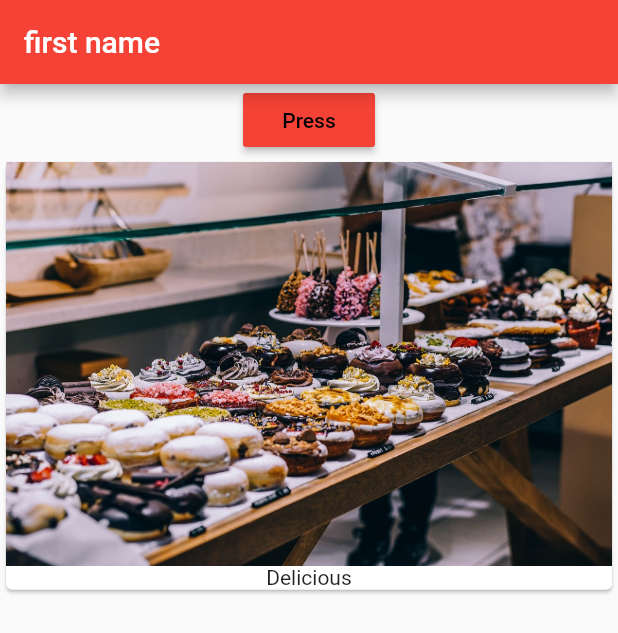
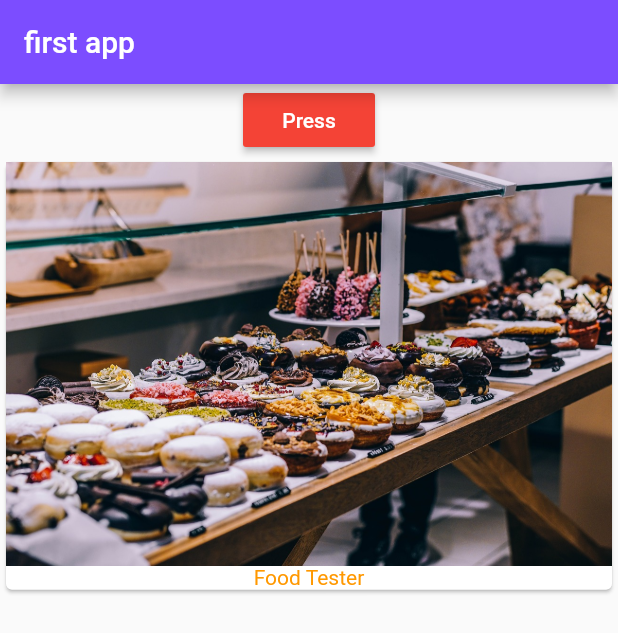
Before and after one commit to annamusayelyan/output, a Flutter app: the screen it shows after launch, on a phone screen of 412 x 824 dp. Shown: the top 633 px of the screen. Run offline on Flutter 3.47's test engine with Material 2 defaults, Android fonts, the phone set to English and light mode, and no system bars.

Commit message:
Code split up

```diff
--- a/lib/main.dart
+++ b/lib/main.dart
@@ -1,37 +1,43 @@
 import 'package:flutter/material.dart';
-
+import 'package:first_app/products.dart';
 main() {
   runApp(MyApp());
 }
-
-class MyApp extends StatelessWidget {
+class MyApp extends StatefulWidget {
+  @override
+  State<StatefulWidget> createState() {
+    return _MyAppState();
+  }
+}
+class _MyAppState extends State<MyApp> {
+  List<String> _products = ['Food Tester'];
   build(context) {
-    return MaterialApp(home: Scaffold(
+    return MaterialApp(
+      home: Scaffold(
         appBar: AppBar(
-        title: Text('first name'),
-        backgroundColor: Colors.red,
+          title: Text('first app'),
+          backgroundColor: Colors.deepPurpleAccent,
         ),
         body: Column(
-        children:<Widget>[
+          children: <Widget>[
             RaisedButton(
-      child: Text('Press', style: TextStyle(color: Colors.black),),
+              child: Text(
+                'Press',
+                style: TextStyle(
+                  color: Colors.white,
+                ),
+              ),
               color: Colors.red,
-      onPressed: () {},
+              onPressed: () {
+                setState(() {
+                  _products.add('Advanced food tester');
+                });
+              },
             ),
-          Card(
-            child: Column(children: <Widget>[
-              Image.asset('assets/food.jpg'),
-              Text('Delicious'),
+           Products(_products)
           ],
         ),
-
-          )
-    ]
-
-
-    )
-    ,
-    )
+      ),
     );
   }
 }
--- /dev/null
+++ b/lib/products.dart
@@ -0,0 +1,29 @@
+import 'package:flutter/material.dart';
+class Products extends StatelessWidget{
+  List<String> products;
+  Products(this.products);
+
+  @override
+  Widget build(BuildContext context) {
+
+    return Expanded(child:
+    ListView(
+      children: products
+          .map(
+            (element) => Card(
+          child: Column(
+            children: <Widget>[
+              Image.asset('assets/food.jpg'),
+              Text(
+                element,
+                style: TextStyle(color: Colors.orange),
+              )
+            ],
+          ),
+        ),
+      )
+          .toList(),
+    )
+    );
+  }
+}
```
Lines whose indentation alone changed are shown as unchanged.
